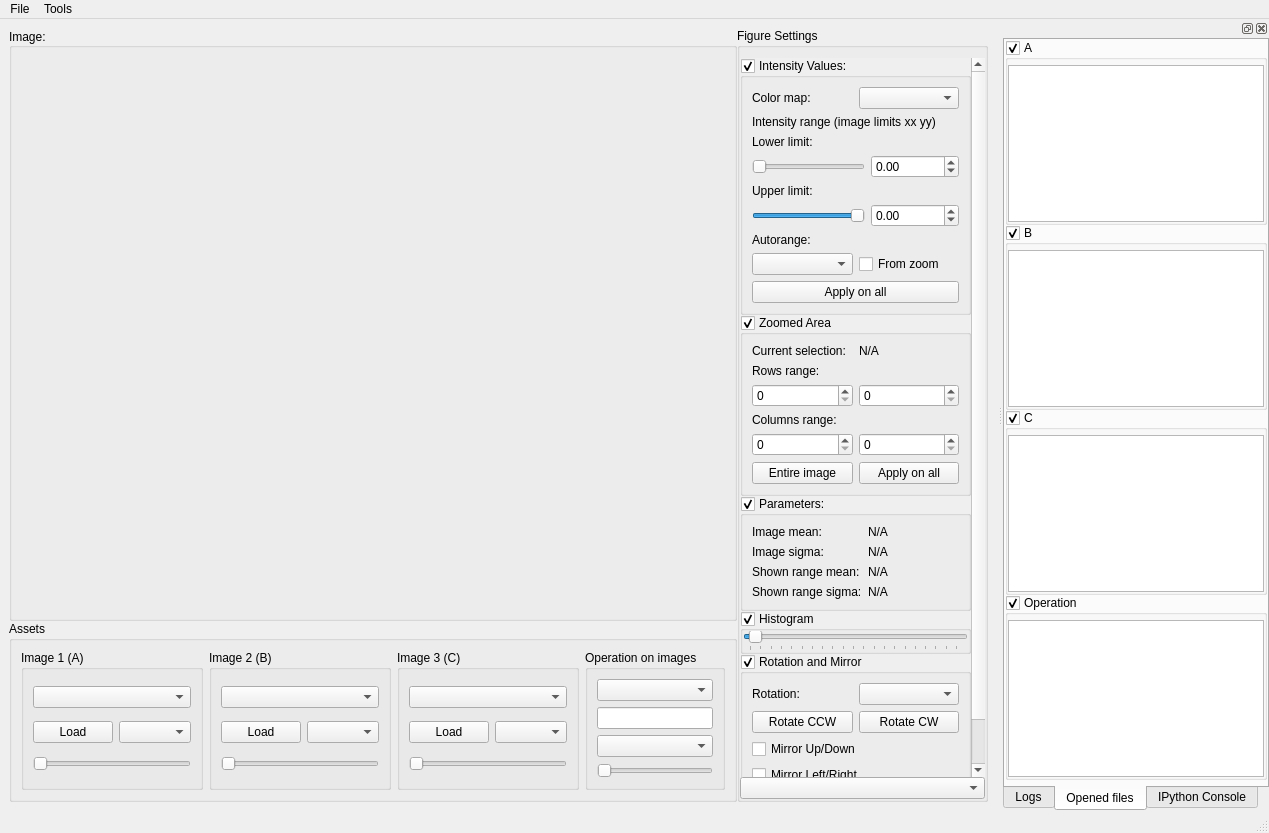
Before: the Qt Designer form ui_elements/MainWindow.ui in LabTelc/Zajex, drawn with Qt 5.
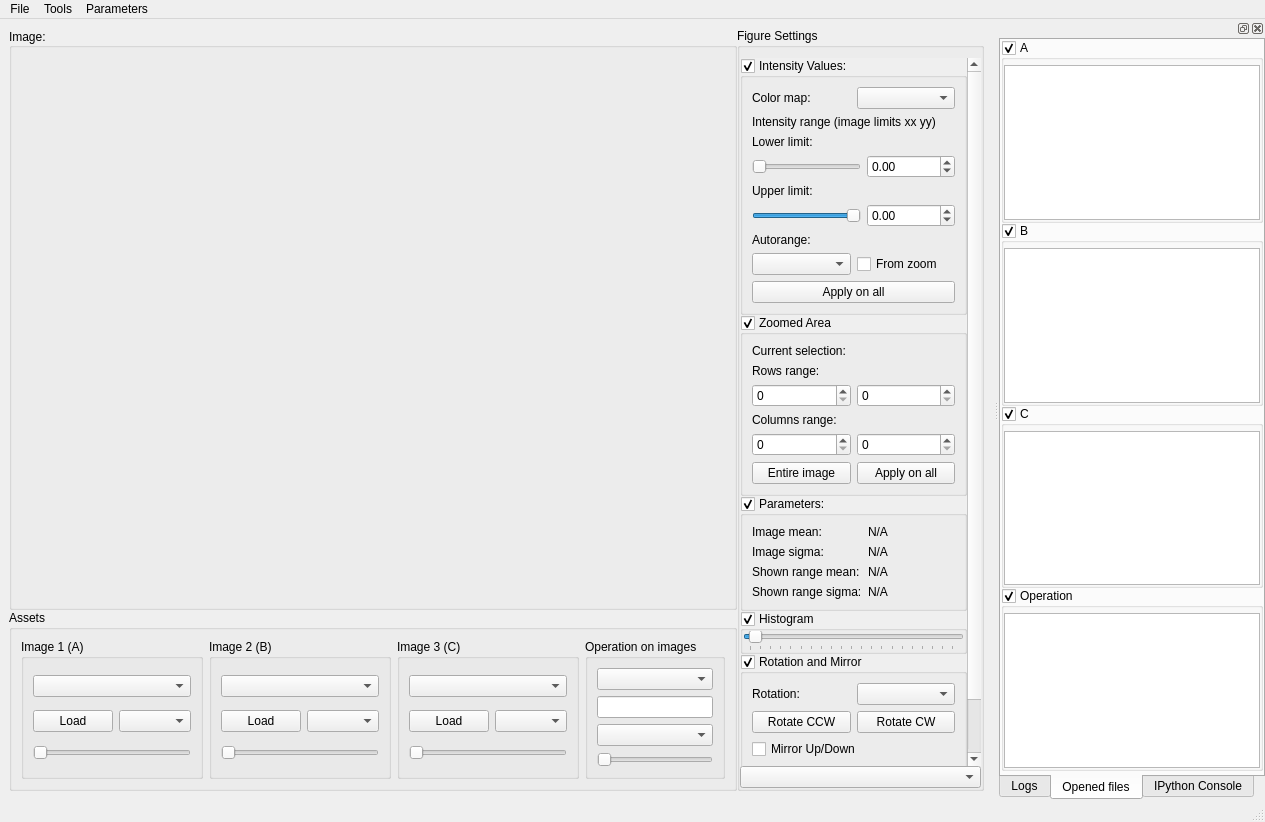
After: the same form once the commit is applied. Custom widgets are drawn as their Qt base class.

Diff of the .ui file:
```diff
--- a/ui_elements/MainWindow.ui
+++ b/ui_elements/MainWindow.ui
@@ -6,8 +6,8 @@
    <rect>
     <x>0</x>
     <y>0</y>
-    <width>1269</width>
-    <height>833</height>
+    <width>1265</width>
+    <height>822</height>
    </rect>
   </property>
   <property name="sizePolicy">
@@ -304,7 +304,7 @@
               <x>0</x>
               <y>0</y>
               <width>318</width>
-              <height>742</height>
+              <height>731</height>
              </rect>
             </property>
             <property name="maximumSize">
@@ -515,13 +515,6 @@
                     </property>
                    </widget>
                   </item>
-                  <item>
-                   <widget class="QLabel" name="l_curr_selection">
-                    <property name="text">
-                     <string>N/A</string>
-                    </property>
-                   </widget>
-                  </item>
                  </layout>
                 </item>
                 <item>
@@ -865,32 +858,6 @@
     </item>
    </layout>
   </widget>
-  <widget class="QMenuBar" name="menubar">
-   <property name="geometry">
-    <rect>
-     <x>0</x>
-     <y>0</y>
-     <width>1269</width>
-     <height>18</height>
-    </rect>
-   </property>
-   <widget class="QMenu" name="menuFile">
-    <property name="title">
-     <string>File</string>
-    </property>
-    <addaction name="a_Load_Images"/>
-    <addaction name="a_Save_Image"/>
-    <addaction name="a_Settings"/>
-   </widget>
-   <widget class="QMenu" name="menuTools">
-    <property name="title">
-     <string>Tools</string>
-    </property>
-    <addaction name="a_Batch_processing"/>
-   </widget>
-   <addaction name="menuFile"/>
-   <addaction name="menuTools"/>
-  </widget>
   <widget class="CustomStatusBar" name="statusbar"/>
   <widget class="QDockWidget" name="dockWidget">
    <attribute name="dockWidgetArea">
@@ -986,7 +953,11 @@
              <number>0</number>
             </property>
             <item>
-             <widget class="QListWidget" name="lw_a"/>
+             <widget class="DragNDropListView" name="lw_a">
+              <property name="editTriggers">
+               <set>QAbstractItemView::NoEditTriggers</set>
+              </property>
+             </widget>
             </item>
            </layout>
           </widget>
@@ -1019,7 +990,11 @@
              <number>0</number>
             </property>
             <item>
-             <widget class="QListWidget" name="lw_b"/>
+             <widget class="DragNDropListView" name="lw_b">
+              <property name="editTriggers">
+               <set>QAbstractItemView::NoEditTriggers</set>
+              </property>
+             </widget>
             </item>
            </layout>
           </widget>
@@ -1052,7 +1027,11 @@
              <number>0</number>
             </property>
             <item>
-             <widget class="QListWidget" name="lw_c"/>
+             <widget class="DragNDropListView" name="lw_c">
+              <property name="editTriggers">
+               <set>QAbstractItemView::NoEditTriggers</set>
+              </property>
+             </widget>
             </item>
            </layout>
           </widget>
@@ -1085,7 +1064,11 @@
              <number>0</number>
             </property>
             <item>
-             <widget class="QListWidget" name="lw_d"/>
+             <widget class="DragNDropListView" name="lw_d">
+              <property name="editTriggers">
+               <set>QAbstractItemView::NoEditTriggers</set>
+              </property>
+             </widget>
             </item>
            </layout>
           </widget>
@@ -1115,11 +1098,40 @@
     </layout>
    </widget>
   </widget>
-  <action name="a_Load_Image">
-   <property name="text">
-    <string>Load Image</string>
+  <widget class="QMenuBar" name="menubar">
+   <property name="geometry">
+    <rect>
+     <x>0</x>
+     <y>0</y>
+     <width>1265</width>
+     <height>18</height>
+    </rect>
    </property>
-  </action>
+   <widget class="QMenu" name="menuFile">
+    <property name="title">
+     <string>File</string>
+    </property>
+    <addaction name="a_Load_Images"/>
+    <addaction name="a_Save_Image"/>
+    <addaction name="a_Settings"/>
+   </widget>
+   <widget class="QMenu" name="menuTools">
+    <property name="title">
+     <string>Tools</string>
+    </property>
+    <addaction name="a_Batch_processing"/>
+   </widget>
+   <widget class="QMenu" name="menuSet_input_parameters">
+    <property name="title">
+     <string>Parameters</string>
+    </property>
+    <addaction name="aSetInputParams"/>
+    <addaction name="aSwitchTheme"/>
+   </widget>
+   <addaction name="menuFile"/>
+   <addaction name="menuTools"/>
+   <addaction name="menuSet_input_parameters"/>
+  </widget>
   <action name="a_Load_Images">
    <property name="text">
     <string>Load Images</string>
@@ -1201,6 +1213,11 @@
    <header location="global">./ui_elements_classes/CollapsibleGroupBox</header>
    <container>1</container>
   </customwidget>
+  <customwidget>
+   <class>DragNDropListView</class>
+   <extends>QListView</extends>
+   <header location="global">./ui_elements_classes/DragNDropListView</header>
+  </customwidget>
  </customwidgets>
  <resources/>
  <connections/>
```
Left out of the diff: 30 changed lines with no effect on the pictures.
